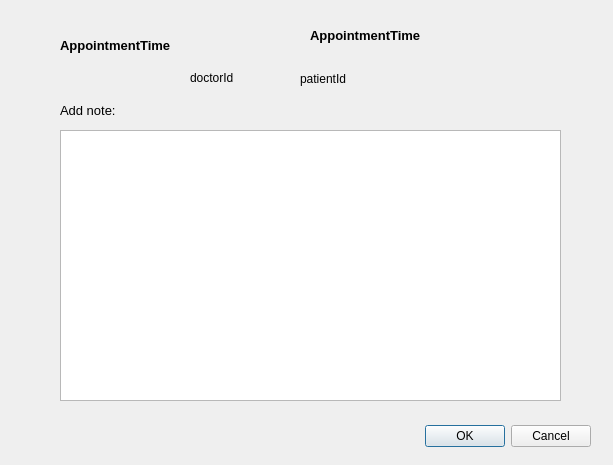
Above: GroupFour_DoctorsOffice/addappointmentnotedialog.ui from KittimasakBunrat/GroupFour_DoctorsOffice before the change. Below: the same form after it.
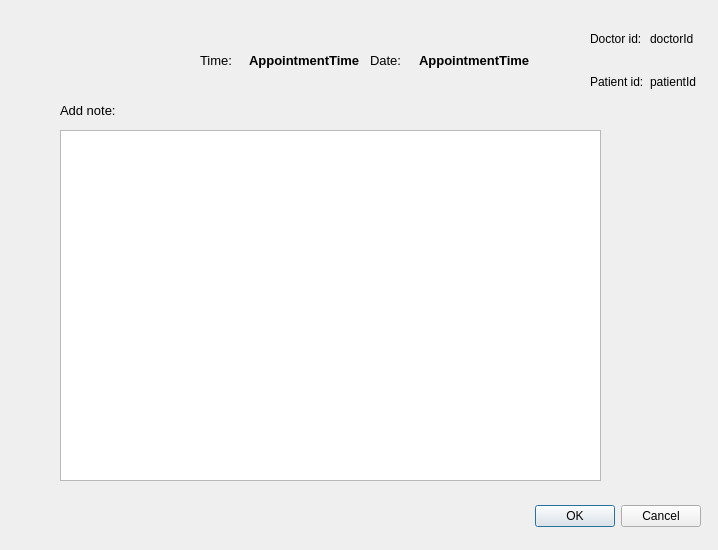
That is the form after the change.

```diff
--- a/GroupFour_DoctorsOffice/addappointmentnotedialog.ui
+++ b/GroupFour_DoctorsOffice/addappointmentnotedialog.ui
@@ -6,8 +6,8 @@
    <rect>
     <x>0</x>
     <y>0</y>
-    <width>613</width>
-    <height>465</height>
+    <width>718</width>
+    <height>550</height>
    </rect>
   </property>
   <property name="windowTitle">
@@ -16,8 +16,8 @@
   <widget class="QDialogButtonBox" name="buttonBox">
    <property name="geometry">
     <rect>
-     <x>250</x>
-     <y>420</y>
+     <x>360</x>
+     <y>500</y>
      <width>341</width>
      <height>32</height>
     </rect>
@@ -34,8 +34,8 @@
     <rect>
      <x>60</x>
      <y>130</y>
-     <width>501</width>
-     <height>271</height>
+     <width>541</width>
+     <height>351</height>
     </rect>
    </property>
   </widget>
@@ -57,71 +57,133 @@
     <string>Add note:</string>
    </property>
   </widget>
-  <widget class="QLabel" name="appointment_label">
+  <widget class="QWidget" name="verticalLayoutWidget">
    <property name="geometry">
     <rect>
-     <x>60</x>
-     <y>30</y>
-     <width>201</width>
-     <height>31</height>
-    </rect>
-   </property>
-   <property name="font">
-    <font>
-     <pointsize>10</pointsize>
-     <weight>75</weight>
-     <bold>true</bold>
-    </font>
-   </property>
-   <property name="text">
-    <string>AppointmentTime</string>
-   </property>
-  </widget>
-  <widget class="QLabel" name="doctorId_label">
-   <property name="geometry">
-    <rect>
-     <x>190</x>
-     <y>70</y>
+     <x>590</x>
+     <y>20</y>
      <width>61</width>
-     <height>16</height>
+     <height>80</height>
     </rect>
    </property>
-   <property name="text">
-    <string>doctorId</string>
+   <layout class="QVBoxLayout" name="verticalLayout">
+    <item>
+     <widget class="QLabel" name="label">
+      <property name="text">
+       <string>Doctor id: </string>
+      </property>
+     </widget>
+    </item>
+    <item>
+     <widget class="QLabel" name="label_2">
+      <property name="text">
+       <string>Patient id:</string>
+      </property>
+     </widget>
+    </item>
+   </layout>
+  </widget>
+  <widget class="QWidget" name="verticalLayoutWidget_2">
+   <property name="geometry">
+    <rect>
+     <x>650</x>
+     <y>20</y>
+     <width>51</width>
+     <height>80</height>
+    </rect>
    </property>
+   <layout class="QVBoxLayout" name="verticalLayout_2">
+    <item>
+     <widget class="QLabel" name="doctorId_label">
+      <property name="text">
+       <string>doctorId</string>
+      </property>
+     </widget>
+    </item>
+    <item>
+     <widget class="QLabel" name="patientId_label">
+      <property name="text">
+       <string>patientId</string>
+      </property>
+     </widget>
+    </item>
+   </layout>
   </widget>
-  <widget class="QLabel" name="patientId_label">
+  <widget class="QWidget" name="horizontalLayoutWidget">
    <property name="geometry">
     <rect>
-     <x>300</x>
-     <y>70</y>
-     <width>59</width>
-     <height>17</height>
+     <x>200</x>
+     <y>20</y>
+     <width>160</width>
+     <height>80</height>
     </rect>
    </property>
-   <property name="text">
-    <string>patientId</string>
-   </property>
+   <layout class="QHBoxLayout" name="horizontalLayout">
+    <item>
+     <widget class="QLabel" name="label_3">
+      <property name="font">
+       <font>
+        <pointsize>10</pointsize>
+       </font>
+      </property>
+      <property name="text">
+       <string>Time:</string>
+      </property>
+     </widget>
+    </item>
+    <item>
+     <widget class="QLabel" name="appointment_label_2">
+      <property name="font">
+       <font>
+        <pointsize>10</pointsize>
+        <weight>75</weight>
+        <bold>true</bold>
+       </font>
+      </property>
+      <property name="text">
+       <string>AppointmentTime</string>
+      </property>
+     </widget>
+    </item>
+   </layout>
   </widget>
-  <widget class="QLabel" name="appointment_label_2">
+  <widget class="QWidget" name="horizontalLayoutWidget_2">
    <property name="geometry">
     <rect>
-     <x>310</x>
+     <x>370</x>
      <y>20</y>
-     <width>201</width>
-     <height>31</height>
+     <width>160</width>
+     <height>80</height>
     </rect>
    </property>
-   <property name="font">
-    <font>
-     <pointsize>10</pointsize>
-     <weight>75</weight>
-     <bold>true</bold>
-    </font>
-   </property>
-   <property name="text">
-    <string>AppointmentTime</string>
-   </property>
+   <layout class="QHBoxLayout" name="horizontalLayout_2">
+    <item>
+     <widget class="QLabel" name="label_4">
+      <property name="font">
+       <font>
+        <pointsize>10</pointsize>
+       </font>
+      </property>
+      <property name="text">
+       <string>Date: </string>
+      </property>
+     </widget>
+    </item>
+    <item>
+     <widget class="QLabel" name="appointment_label">
+      <property name="font">
+       <font>
+        <pointsize>10</pointsize>
+        <weight>75</weight>
+        <bold>true</bold>
+       </font>
+      </property>
+      <property name="text">
+       <string>AppointmentTime</string>
+      </property>
+     </widget>
+    </item>
+   </layout>
   </widget>
  </widget>
  <resources/>
```
